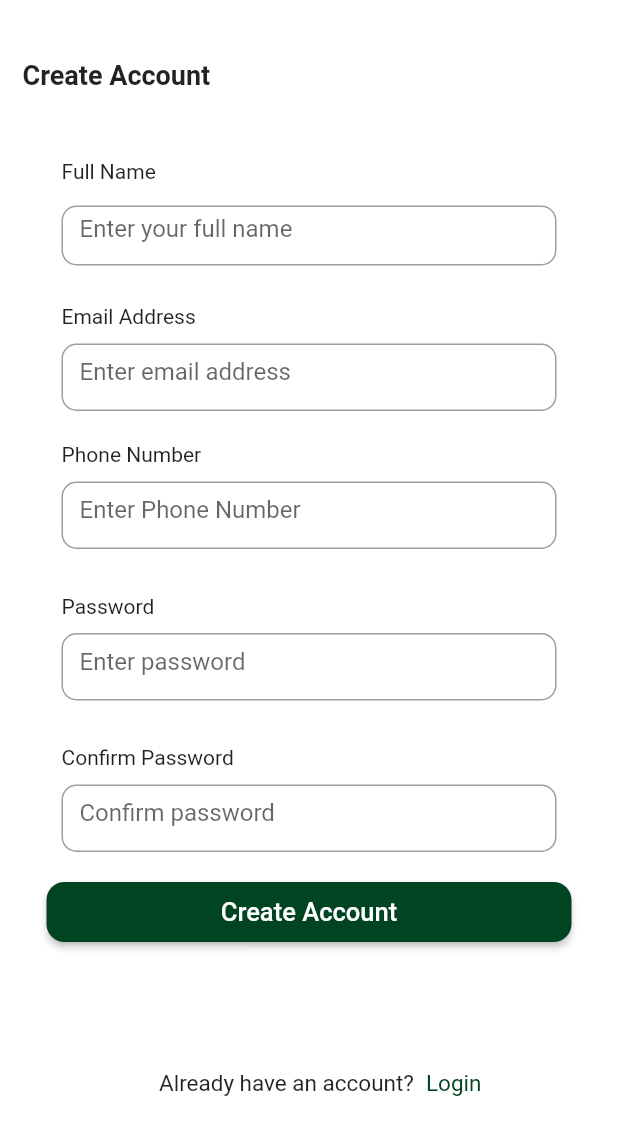
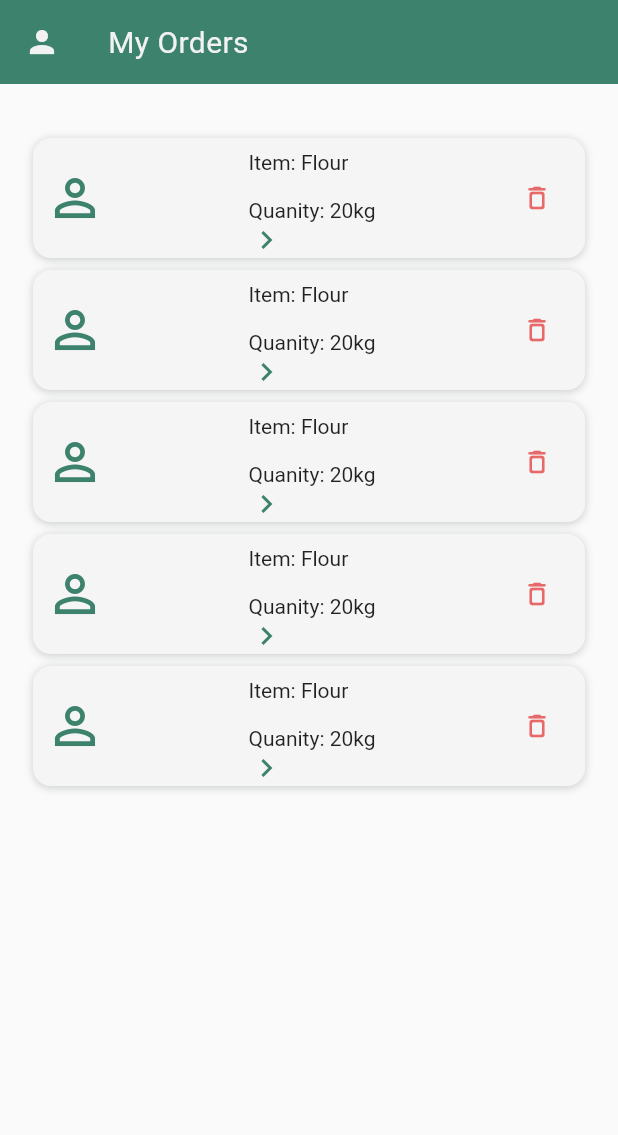
Before and after one commit to Lukong123/agroconnect, a Flutter app: the screen it shows after launch, on a phone screen of 412 x 824 dp. Shown: the top 1135 px of the screen. Run offline on Flutter 3.47's test engine with Material 2 defaults, Android fonts, the light colour scheme and no system bars; Roboto replaces fonts that are missing (Poppins).

Commit message:
details, order list

```diff
--- a/lib/Styles/colors.dart
+++ b/lib/Styles/colors.dart
@@ -1,6 +1,6 @@
 import 'package:flutter/material.dart';
 
-Color primaryColor = const Color(0xFF014421);
+Color primaryColor = const Color(0xFF3d826d);
 Color secondaryColor = const Color(0xFF0C4B18);
 Color grey = const Color(0xFF999999);
 Color white = const Color(0xfff2f2f2);
--- a/lib/main.dart
+++ b/lib/main.dart
@@ -1,10 +1,9 @@
 import 'package:agroconnect/Screens/dashboard/dashboard.dart';
+import 'package:agroconnect/Screens/order_list.dart';
 import 'package:flutter/material.dart';
-import 'package:agroconnect/screens/AuthScreens/login.dart';
+import 'package:agroconnect/Screens/AuthScreens/login.dart';
 import 'package:agroconnect/Screens/AuthScreens/register.dart';
-import 'package:agroconnect/screens/signup.dart';
-import 'package:agroconnect/screens/consumer_dashboard.dart';
-import 'package:agroconnect/screens/supplier_dashboard.dart';
+import 'package:agroconnect/Screens/myorders.dart';
 
 
   void main() => runApp(const MyApp());
@@ -13,11 +12,14 @@ class MyApp extends StatelessWidget {
   const MyApp({Key? key}) : super(key: key);
 
 
+
+
+
   @override
   Widget build(BuildContext context) {
     return const MaterialApp(
       home: Scaffold(
-        body: Register(),
+        body: OrderList(),
       ),
       debugShowCheckedModeBanner: false,
     );
--- /dev/null
+++ b/lib/screens/order_list.dart
@@ -0,0 +1,144 @@
+import 'package:flutter/material.dart';
+import 'package:agroconnect/Styles/colors.dart';
+
+
+class OrderList extends StatefulWidget {
+  const OrderList({Key? key}) : super(key: key);
+
+  @override
+  State<OrderList> createState() => _OrderListState();
+}
+
+class _OrderListState extends State<OrderList> {
+  TextEditingController searchController = TextEditingController();
+  @override
+  Widget build(BuildContext context) {
+    double height = MediaQuery.of(context).size.height;
+    double width = MediaQuery.of(context).size.width;
+    return Scaffold(
+      backgroundColor: backgroundColor,
+      appBar: AppBar(
+        elevation: 0,
+        backgroundColor: primaryColor,
+        leading: Icon(
+          Icons.person,
+          color: white,
+        ),
+        title: Text(
+          "My Orders",
+          textAlign: TextAlign.left,
+          style:TextStyle(
+            color: white,
+            fontWeight: FontWeight.w400,
+            fontStyle: FontStyle.normal,
+            fontSize: 20,
+            letterSpacing: 0.3,
+          ),
+        ),
+        centerTitle: false,
+        actions: [
+          Padding(
+            padding: const EdgeInsets.only(right: 8.0),
+            child: Icon(
+              Icons.notifications_active_outlined,
+              color: primaryColor,
+            ),
+          )
+        ],
+      ),
+      body: Padding(
+        padding: const EdgeInsets.symmetric(horizontal: 16.0),
+        child: Column(
+          children: [
+            SizedBox(height: 8,),
+            SizedBox(height: 20,),
+            ListView.builder(
+    padding: EdgeInsets.zero,
+    primary: false,
+    shrinkWrap: true,
+    scrollDirection: Axis.vertical,
+    itemCount: 5,  // carditems.length
+    itemBuilder: (BuildContext context, int index) {
+      return Padding(
+        padding: EdgeInsetsDirectional.fromSTEB(6, 8, 6, 0),
+        child: Container(
+          width: double.infinity,
+          height: 80,
+          decoration: BoxDecoration(
+            color: lightgrey,
+            boxShadow: [
+              BoxShadow(
+                blurRadius: 4,
+                color: Color(0x320E151B),
+                offset: Offset(0, 1),
+              )
+            ],
+            borderRadius: BorderRadius.circular(12),
+          ),
+          child: Padding(
+            padding: EdgeInsetsDirectional.fromSTEB(8, 8, 8, 8),
+            child: Row(
+              mainAxisSize: MainAxisSize.max,
+              mainAxisAlignment: MainAxisAlignment.spaceBetween,
+              children: [
+                Hero(
+                  tag: 'ControllerImage',
+                  transitionOnUserGestures: true,
+                  child: ClipRRect(
+                    borderRadius: BorderRadius.circular(12),
+                    child: Icon(
+                      Icons.person_outline,
+                      color: primaryColor,
+                      size: 40,
+                    )
+                  ),
+                ),
+                Padding(
+                  padding: EdgeInsetsDirectional.fromSTEB(12, 0, 0, 0),
+                  child: Column(
+                    mainAxisSize: MainAxisSize.max,
+                    mainAxisAlignment: MainAxisAlignment.center,
+                    crossAxisAlignment: CrossAxisAlignment.start,
+                    children: [
+                      Padding(
+                        padding: EdgeInsetsDirectional.fromSTEB(0, 0, 0, 8),
+                        child: Text(
+                                'Item: Flour', //cartItems[index].name,
+                          style:TextStyle(
+                                fontFamily: 'Poppins',
+                              ),
+                        ),
+                      ),
+
+                      Padding(
+                        padding: EdgeInsetsDirectional.fromSTEB(0, 8, 0, 0),
+                        child: Text(
+                          'Quanity: 20kg', //${cartItems[index].quantity}
+
+                        ),
+                      ),
+                      Icon(
+                         Icons.chevron_right, //ac_unit
+                         color: primaryColor,
+                      ),
+                    ],
+                  ),
+                ),
+                IconButton(
+                  icon: Icon(
+                    Icons.delete_outline_rounded,
+                    color: Color(0xFFE86969),
+                    size: 20,
+                  ),
+                  onPressed: () {
+                  // Remove item
+                  },
+                ),
+              ],
+            ),
+          ),
+        ),
+      );
+    })])));
+  }
+}
```
Also changed, not shown: lib/screens/myorders.dart (added, +139 -0 lines).
